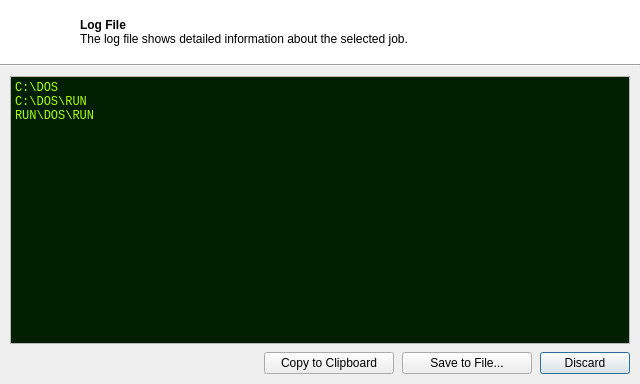
The window that gui/LogViewDialog.ui (lordmulder/LameXP) describes before a commit, drawn with Qt 5.
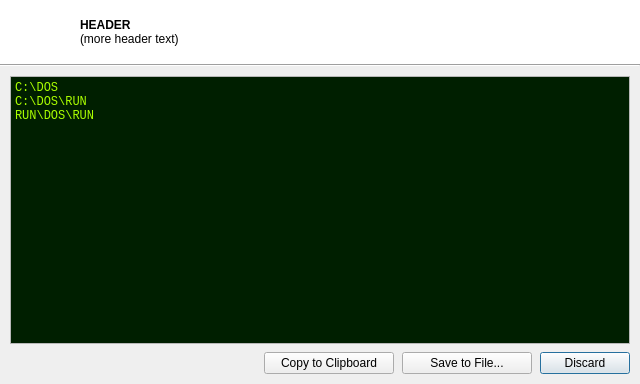
The same window after the commit. Icons and pictures are not drawn.

The edit to the form file:
```diff
--- a/gui/LogViewDialog.ui
+++ b/gui/LogViewDialog.ui
@@ -172,7 +172,7 @@
           <item>
            <widget class="QLabel" name="headerText">
             <property name="text">
-             <string>&lt;b&gt;Log File&lt;/b&gt;&lt;br&gt;The log file shows detailed information about the selected job.</string>
+             <string notr="true">&lt;b&gt;HEADER&lt;/b&gt;&lt;br&gt;(more header text)</string>
             </property>
            </widget>
           </item>
```
Left out of the diff: 3 changed lines with no effect on the pictures.
